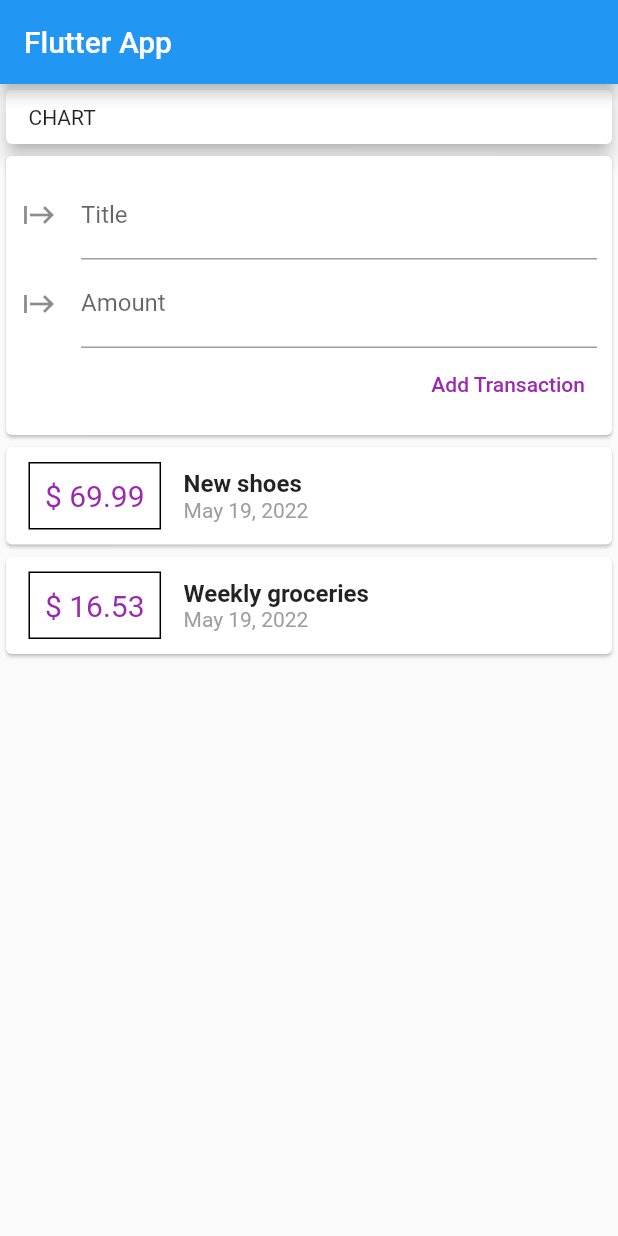
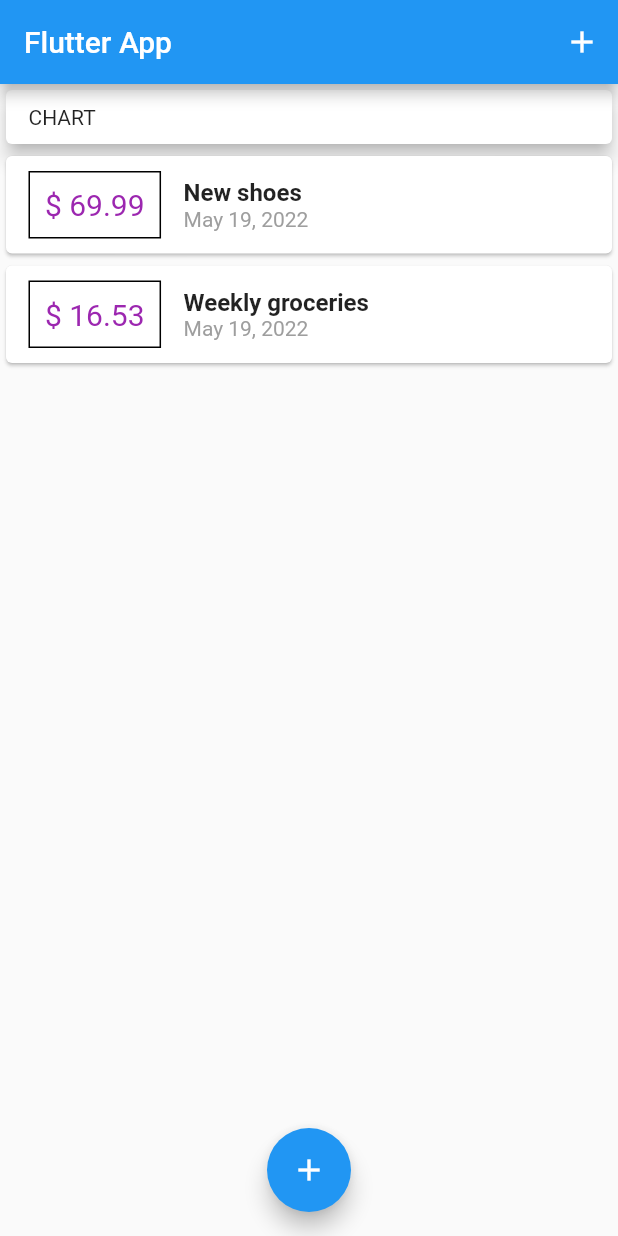
Before and after one commit to benkigera/expenses_tracker_app, a Flutter app: the screen it shows after launch, on a phone screen of 412 x 824 dp. Run offline on Flutter 3.47's test engine with Material 2 defaults, Android fonts, the phone set to English and light mode, and no system bars.

```diff
--- a/lib/main.dart
+++ b/lib/main.dart
@@ -1,5 +1,8 @@
 import 'package:flutter/material.dart';
-import 'package:flutter_complete_guide/widgets/user_transactions.dart';
+import 'package:flutter_complete_guide/widgets/new_transaction.dart';
+
+import 'models/transaction.dart';
+import 'widgets/transaction_list.dart';
 
 void main() => runApp(MyApp());
 
@@ -13,19 +16,70 @@ class MyApp extends StatelessWidget {
   }
 }
 
-class MyHomePage extends StatelessWidget {
+class MyHomePage extends StatefulWidget {
+  @override
+  State<MyHomePage> createState() => _MyHomePageState();
+}
+
+class _MyHomePageState extends State<MyHomePage> {
   //User input properties
-  // String titleInput;
-  // String amountInput;
+  final titleController = TextEditingController();
 
-  final titleController = TextEditingController();
   final amountController = TextEditingController();
+
+  void startAddNewTransaction(BuildContext context) {
+    showModalBottomSheet(
+        context: context,
+        builder: (_) {
+          return GestureDetector(
+            onTap: () {},
+            child: NewTransaction(_addNewTransaction),
+            behavior: HitTestBehavior.opaque,
+          );
+        });
+  }
+
+  final List<Transaction> _userTransaction = [
+    Transaction(
+      id: "t1",
+      title: "New shoes",
+      amount: 69.99,
+      date: DateTime.now(),
+    ),
+    Transaction(
+      id: "t1",
+      title: "Weekly groceries",
+      amount: 16.53,
+      date: DateTime.now(),
+    )
+  ];
+
+  void _addNewTransaction(String txTitle, double txAmount) {
+    final newTx = Transaction(
+      title: txTitle,
+      amount: txAmount,
+      date: DateTime.now(),
+      id: DateTime.now().toString(),
+    );
+
+    setState(() {
+      _userTransaction.add(newTx);
+    });
+  }
 
   @override
   Widget build(BuildContext context) {
-    return Scaffold(
+    return MaterialApp(
+      showSemanticsDebugger: false,
+      home: Scaffold(
         appBar: AppBar(
           title: const Text('Flutter App'),
+          actions: [
+            IconButton(
+              icon: Icon(Icons.add),
+              onPressed: () {},
+            )
+          ],
         ),
         body: SingleChildScrollView(
           child: Column(
@@ -45,9 +99,18 @@ class MyHomePage extends StatelessWidget {
                     )),
                 elevation: 5,
               ),
-              UserTransactions()
+              TransactionList(_userTransaction)
             ],
           ),
-        ));
+        ),
+        floatingActionButtonLocation: FloatingActionButtonLocation.centerFloat,
+        floatingActionButton: FloatingActionButton(
+          child: Icon(Icons.add),
+          onPressed: () {
+            startAddNewTransaction(context);
+          },
+        ),
+      ),
+    );
   }
 }
--- a/lib/widgets/transaction_list.dart
+++ b/lib/widgets/transaction_list.dart
@@ -1,6 +1,7 @@
 import 'package:flutter/material.dart';
 import 'package:flutter_complete_guide/models/transaction.dart';
 import 'package:intl/intl.dart';
+import 'package:intl/number_symbols_data.dart';
 
 class TransactionList extends StatelessWidget {
   final List<Transaction> transaction;
@@ -24,7 +25,7 @@ class TransactionList extends StatelessWidget {
                   ),
                   decoration: BoxDecoration(border: Border.all()),
                   child: Text(
-                    "\$ ${transaction[index].amount}",
+                    "\$ ${transaction[index].amount.toStringAsFixed(2)}",
                     style: const TextStyle(fontSize: 20, color: Colors.purple),
                   )),
               Column(
--- a/lib/widgets/user_transactions.dart
+++ /dev/null
@@ -1,52 +0,0 @@
-import 'package:flutter/material.dart';
-import 'package:flutter_complete_guide/widgets/new_transaction.dart';
-import 'package:flutter_complete_guide/widgets/transaction_list.dart';
-
-import '../models/transaction.dart';
-
-class UserTransactions extends StatefulWidget {
-  const UserTransactions({Key key}) : super(key: key);
-
-  @override
-  State<UserTransactions> createState() => _UserTransactionsState();
-}
-
-class _UserTransactionsState extends State<UserTransactions> {
-  final List<Transaction> _userTransaction = [
-    Transaction(
-      id: "t1",
-      title: "New shoes",
-      amount: 69.99,
-      date: DateTime.now(),
-    ),
-    Transaction(
-      id: "t1",
-      title: "Weekly groceries",
-      amount: 16.53,
-      date: DateTime.now(),
-    )
-  ];
-
-  void _addNewTransaction(String txTitle, double txAmount) {
-    final newTx = Transaction(
-      title: txTitle,
-      amount: txAmount,
-      date: DateTime.now(),
-      id: DateTime.now().toString(),
-    );
-
-    setState(() {
-      _userTransaction.add(newTx);
-    });
-  }
-
-  @override
-  Widget build(BuildContext context) {
-    return Column(
-      children: [
-        NewTransaction(_addNewTransaction),
-        TransactionList(_userTransaction),
-      ],
-    );
-  }
-}
```
Also changed, not shown: lib/widgets/new_transaction.dart (+35 -12 lines).
